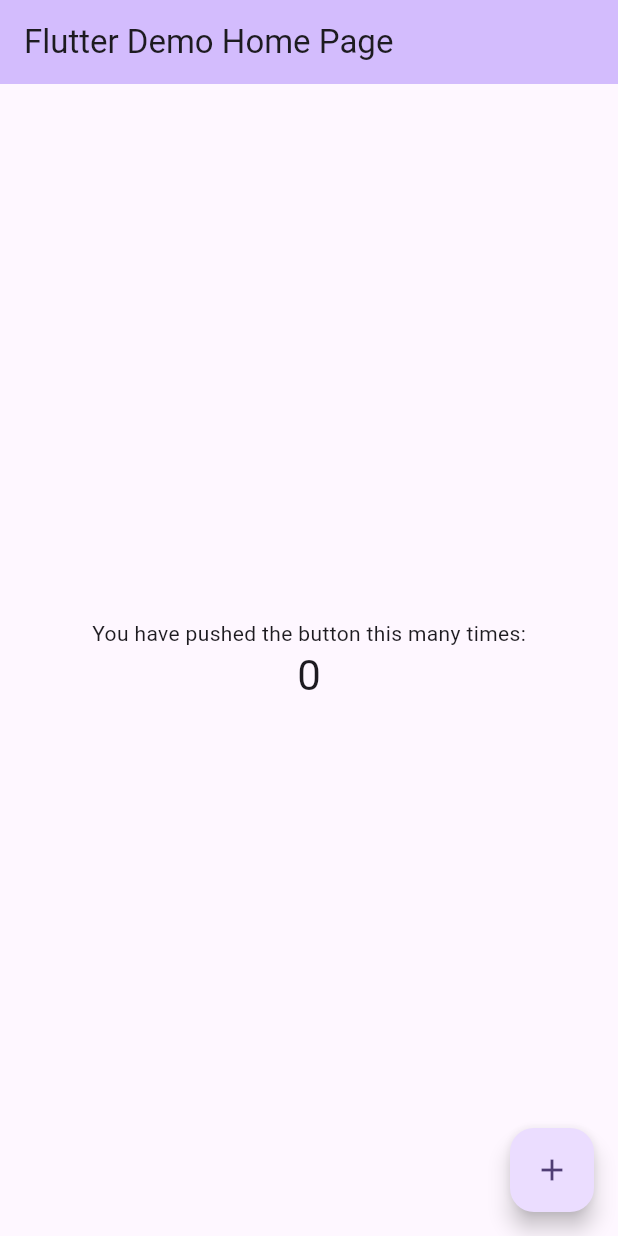
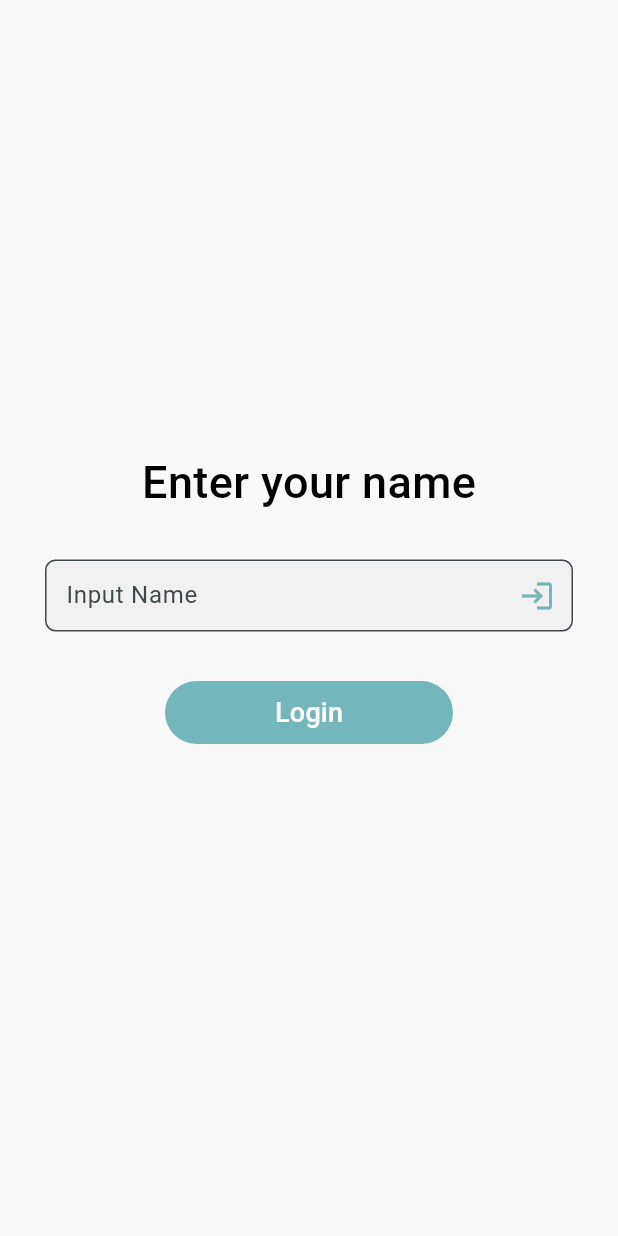
Before and after one commit to wilsone24/My-Best-Self, a Flutter app: the screen it shows after launch, on a phone screen of 412 x 824 dp. Run offline on Flutter 3.47's test engine with Material 3 defaults, Android fonts, the phone set to English and light mode, and no system bars.

Commit message:
Refactor main.dart and create LoginPage
- Refactor main.dart to update the app title and theme
- Create LoginPage widget for user login functionality

```diff
--- a/lib/main.dart
+++ b/lib/main.dart
@@ -1,4 +1,5 @@
 import 'package:flutter/material.dart';
+import 'package:my_best_self/ui/pages/login_page.dart';
 
 void main() {
   runApp(const MyApp());
@@ -7,63 +8,18 @@ void main() {
 class MyApp extends StatelessWidget {
   const MyApp({super.key});
 
-  // This widget is the root of your application.
   @override
   Widget build(BuildContext context) {
     return MaterialApp(
-      title: 'Flutter Demo',
-      theme: ThemeData(
-        colorScheme: ColorScheme.fromSeed(seedColor: Colors.deepPurple),
-        useMaterial3: true,
-      ),
-      home: const MyHomePage(title: 'Flutter Demo Home Page'),
-    );
+        title: 'GetX Demo',
+        debugShowCheckedModeBanner: false,
+        theme: ThemeData(
+          colorScheme: ColorScheme.fromSeed(seedColor: const Color(0xFF74B7BB)),
+          useMaterial3: true,
+        ),
+        home: const Scaffold(
+          backgroundColor: Color(0xFFF9F9F9),
+          body: LoginPage(),
+        ));
   }
 }
-
-class MyHomePage extends StatefulWidget {
-  const MyHomePage({super.key, required this.title});
-  final String title;
-
-  @override
-  State<MyHomePage> createState() => _MyHomePageState();
-}
-
-class _MyHomePageState extends State<MyHomePage> {
-  int _counter = 0;
-
-  void _incrementCounter() {
-    setState(() {
-      _counter++;
-    });
-  }
-
-  @override
-  Widget build(BuildContext context) {
-    return Scaffold(
-      appBar: AppBar(
-        backgroundColor: Theme.of(context).colorScheme.inversePrimary,
-        title: Text(widget.title),
-      ),
-      body: Center(
-        child: Column(
-          mainAxisAlignment: MainAxisAlignment.center,
-          children: <Widget>[
-            const Text(
-              'You have pushed the button this many times:',
-            ),
-            Text(
-              '$_counter',
-              style: Theme.of(context).textTheme.headlineMedium,
-            ),
-          ],
-        ),
-      ),
-      floatingActionButton: FloatingActionButton(
-        onPressed: _incrementCounter,
-        tooltip: 'Increment',
-        child: const Icon(Icons.add),
-      ),
-    );
-  }
-}
--- a/lib/ui/pages/login_page.dart
+++ b/lib/ui/pages/login_page.dart
@@ -0,0 +1,55 @@
+import 'package:flutter/material.dart';
+
+class LoginPage extends StatelessWidget {
+  const LoginPage({super.key});
+
+  @override
+  Widget build(BuildContext context) {
+    const buttonColor = Color(0xFF74B7BB);
+    return Column(
+      children: [
+        const SizedBox(
+          height: 300,
+        ),
+        const Text('Enter your name',
+            style: TextStyle(
+                color: Colors.black,
+                fontSize: 30,
+                fontWeight: FontWeight.w500)),
+        Padding(
+          padding: const EdgeInsets.all(30.0),
+          child: TextField(
+            decoration: InputDecoration(
+              filled: true,
+              fillColor: const Color.fromARGB(255, 242, 241, 241),
+              contentPadding: const EdgeInsets.symmetric(horizontal: 10),
+              suffixIcon: const Icon(Icons.login, color: buttonColor),
+              hintStyle: TextStyle(color: Colors.grey[400]),
+              border: OutlineInputBorder(
+                  borderRadius: BorderRadius.circular(7),
+                  borderSide:  const BorderSide(color: Colors.red)),
+              labelText: 'Input Name',
+            ),
+          ),
+        ),
+        Padding(
+          padding: const EdgeInsetsDirectional.symmetric(horizontal: 110),
+          child: SizedBox(
+            width: double.infinity,
+            child: FilledButton(
+                onPressed: () {},
+                style: ButtonStyle(
+                    backgroundColor: WidgetStateProperty.all(buttonColor)),
+                child: const Padding(
+                  padding: EdgeInsetsDirectional.symmetric(vertical: 8),
+                  child: Text(
+                    'Login',
+                    style: TextStyle(fontSize: 18, fontWeight: FontWeight.w500),
+                  ),
+                )),
+          ),
+        ),
+      ],
+    );
+  }
+}
```
